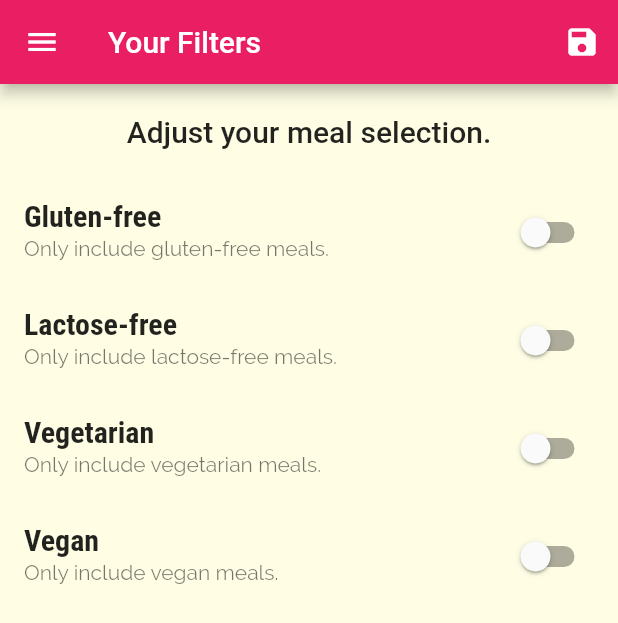
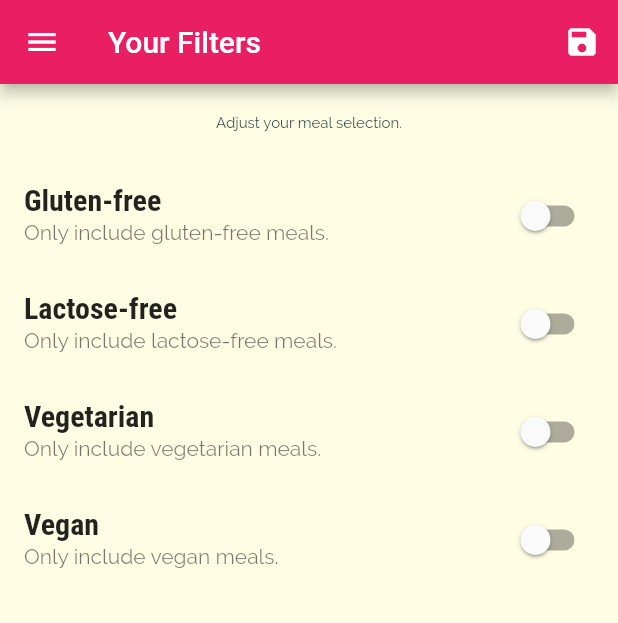
Before and after one commit to pravin5551/Meals-App-, a Flutter app: the FiltersScreen screen opened by its route, on a phone screen of 412 x 824 dp. Shown: the top 623 px of the screen. Run offline on Flutter 3.47's test engine with Material 2 defaults, Android fonts, the phone set to English and light mode, and no system bars.

Commit message:
filters of meal added

```diff
--- a/mealapp/lib/screens/filters_screen.dart
+++ b/mealapp/lib/screens/filters_screen.dart
@@ -72,7 +72,7 @@ class _FiltersScreenState extends State<FiltersScreen> {
             padding: EdgeInsets.all(20),
             child: Text(
               'Adjust your meal selection.',
-              style: Theme.of(context).textTheme.title,
+              style: TextStyle(fontSize: 10),
             ),
           ),
           Expanded(
```
